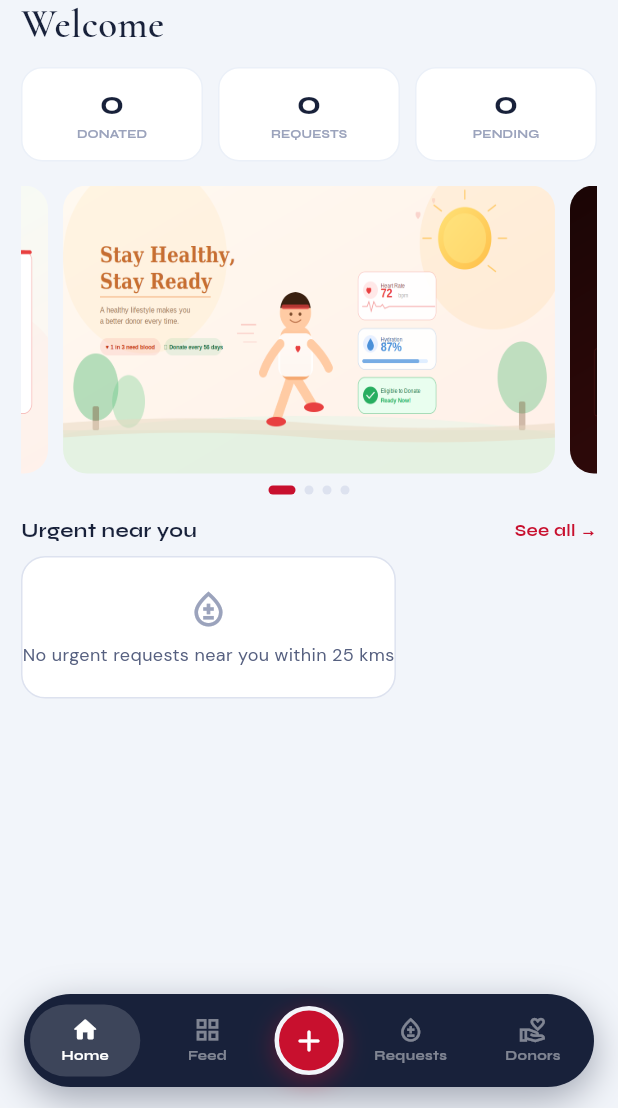
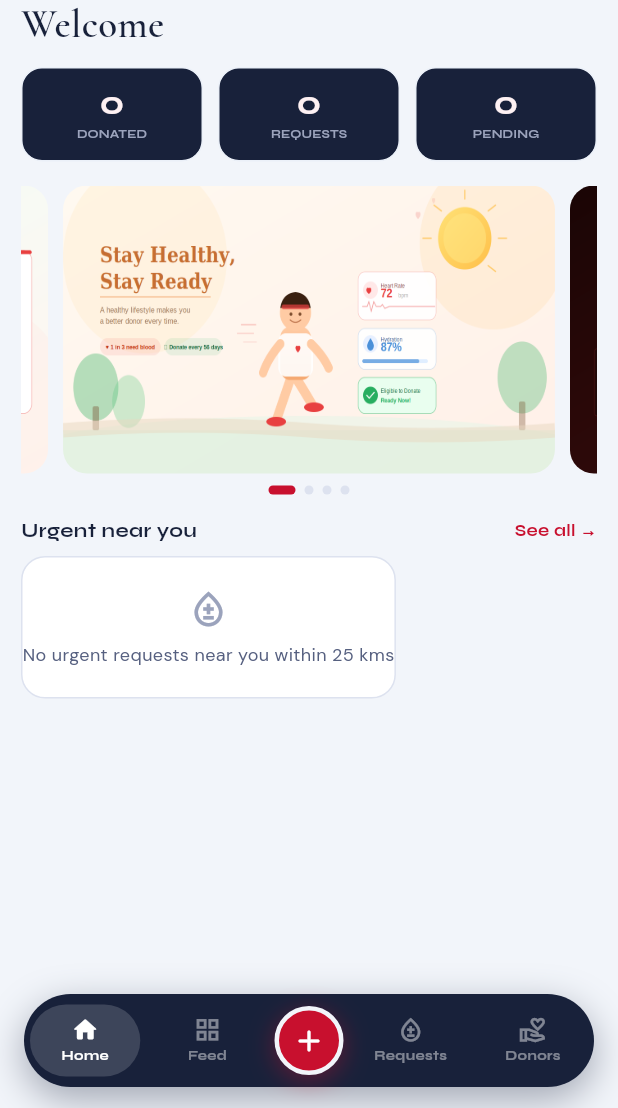
Before and after one commit to parthiban1213/bloodconnect_mobile, a Flutter app: the HomeScreen screen opened by its route, on a phone screen of 412 x 824 dp, the part 128-1236 px from its top. Run offline on Flutter 3.47's test engine with Material 3 defaults, Android fonts, the phone set to English and light mode, and no system bars; our stand-ins replace dio, file_picker, firebase_core, firebase_messaging, firebase_remote_config, flutter_local_notifications and 13 more; accounts and stored records are empty; network calls fail.

Commit message:
home scree UI changes

```diff
--- a/lib/views/home/home_screen.dart
+++ b/lib/views/home/home_screen.dart
@@ -220,13 +220,13 @@ class _HomeHeader extends StatelessWidget {
               _StatCard(
                 label: AppConfig.homeStatDonated,
                 value: '$donationCount',
-                valueColor: AppColors.textPrimary,
+                valueColor: AppColors.primaryLight,
               ),
               const SizedBox(width: 10),
               _StatCard(
                 label: AppConfig.homeStatRequests,
                 value: '$activeRequestCount',
-                valueColor: AppColors.textPrimary,
+                valueColor: AppColors.primaryLight,
               ),
               const SizedBox(width: 10),
               _StatCard(
@@ -234,7 +234,7 @@ class _HomeHeader extends StatelessWidget {
                 value: '$pendingCount',
                 valueColor: pendingCount > 0
                     ? AppColors.primary
-                    : AppColors.textPrimary,
+                    : AppColors.primaryLight,
               ),
             ],
           ),
@@ -263,7 +263,7 @@ class _StatCard extends StatelessWidget {
       child: Container(
         padding: const EdgeInsets.symmetric(vertical: 12, horizontal: 10),
         decoration: BoxDecoration(
-          color: AppColors.surface,
+          color: AppColors.textPrimary,
           borderRadius: BorderRadius.circular(14),
           border: Border.all(color: AppColors.borderSoft),
         ),
```
